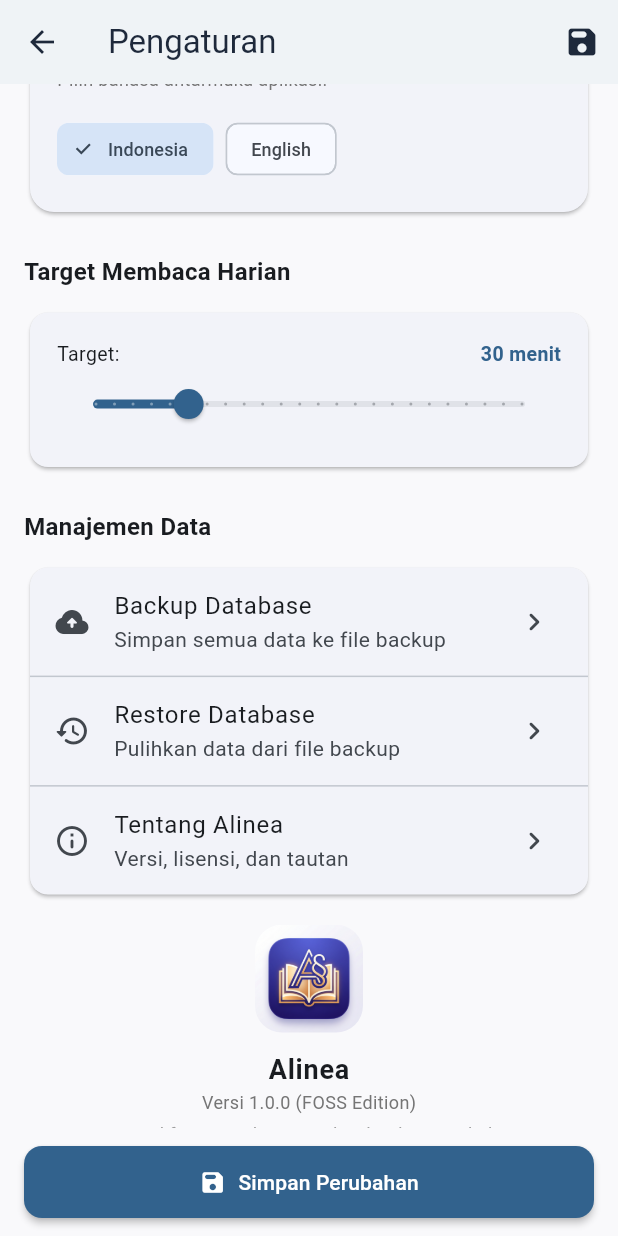
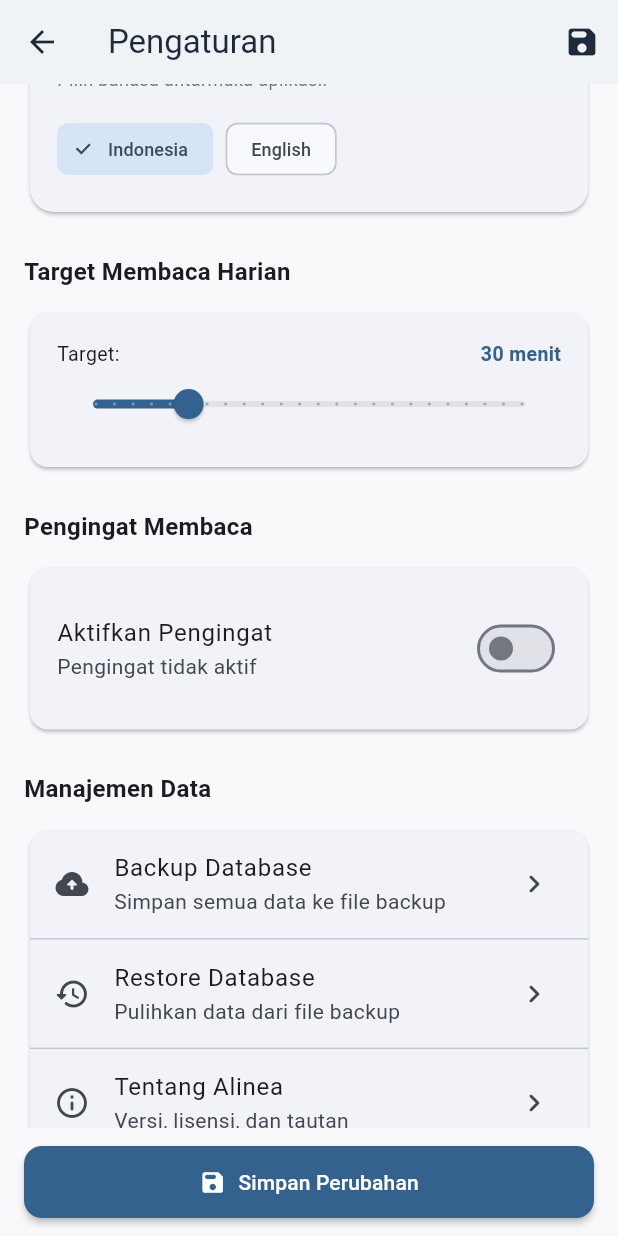
Before and after one commit to rteitch/Alinea, a Flutter app: the SettingsScreen screen opened directly, scrolled down 2304 dp, on a phone screen of 412 x 824 dp. Run offline on Flutter 3.47's test engine with Material 3 defaults, Android fonts, the phone set to English and light mode, and no system bars; our stand-ins replace csv, dio, drift, file_picker, flutter_riverpod, flutter_tts and 1 more; accounts and stored records are empty; generated files the repository leaves out were written again.

Commit message:
feat: Goal History calendar + Reading Reminders
- Goal History screen with monthly calendar view
- Color-coded days: green=target met, blue=partial, grey=none
- Monthly stats: days completed, total minutes, total hours
- Tap goal card in library to view history
- Reading reminder toggle + time picker in Settings
- Reminder settings saved in AppSettings

```diff
--- a/lib/features/settings/presentation/settings_screen.dart
+++ b/lib/features/settings/presentation/settings_screen.dart
@@ -1014,6 +1014,72 @@ class _SettingsScreenState extends ConsumerState<SettingsScreen> {
           ),
           const SizedBox(height: 24),
 
+          // Reading Reminder
+          Text('Pengingat Membaca', style: TextStyle(fontSize: 16, fontWeight: FontWeight.bold)),
+          const SizedBox(height: 12),
+          Card(
+            child: Padding(
+              padding: const EdgeInsets.all(18),
+              child: Consumer(
+                builder: (context, ref, _) {
+                  final settings = ref.watch(appSettingsProvider);
+                  return Column(
+                    children: [
+                      SwitchListTile(
+                        contentPadding: EdgeInsets.zero,
+                        title: const Text('Aktifkan Pengingat'),
+                        subtitle: Text(
+                          settings.reminderEnabled
+                              ? 'Pengingat aktif jam ${settings.reminderHour.toString().padLeft(2, '0')}:${settings.reminderMinute.toString().padLeft(2, '0')}'
+                              : 'Pengingat tidak aktif',
+                        ),
+                        value: settings.reminderEnabled,
+                        onChanged: (val) {
+                          ref.read(appSettingsProvider.notifier).save(
+                            settings.copyWith(reminderEnabled: val),
+                          );
+                        },
+                      ),
+                      if (settings.reminderEnabled) ...[
+                        const SizedBox(height: 8),
+                        Row(
+                          mainAxisAlignment: MainAxisAlignment.spaceBetween,
+                          children: [
+                            const Text('Waktu Pengingat:', style: TextStyle(fontSize: 13)),
+                            FilledButton.tonal(
+                              onPressed: () async {
+                                final picked = await showTimePicker(
+                                  context: context,
+                                  initialTime: TimeOfDay(
+                                    hour: settings.reminderHour,
+                                    minute: settings.reminderMinute,
+                                  ),
+                                );
+                                if (picked != null) {
+                                  ref.read(appSettingsProvider.notifier).save(
+                                    settings.copyWith(
+                                      reminderHour: picked.hour,
+                                      reminderMinute: picked.minute,
+                                    ),
+                                  );
+                                }
+                              },
+                              child: Text(
+                                '${settings.reminderHour.toString().padLeft(2, '0')}:${settings.reminderMinute.toString().padLeft(2, '0')}',
+                                style: const TextStyle(fontWeight: FontWeight.bold),
+                              ),
+                            ),
+                          ],
+                        ),
+                      ],
+                    ],
+                  );
+                },
+              ),
+            ),
+          ),
+          const SizedBox(height: 24),
+
           // Data Management
           Text(AppLocalizations.of(context)!.dataManagement, style: TextStyle(fontSize: 16, fontWeight: FontWeight.bold)),
           const SizedBox(height: 12),
```
Also changed, not shown: lib/core/storage/settings_repository.dart (+18 -0 lines), lib/features/library/presentation/goal_history_screen.dart (added, +253 -0 lines), lib/features/reader/presentation/reading_goal_card.dart (+11 -1 lines).
